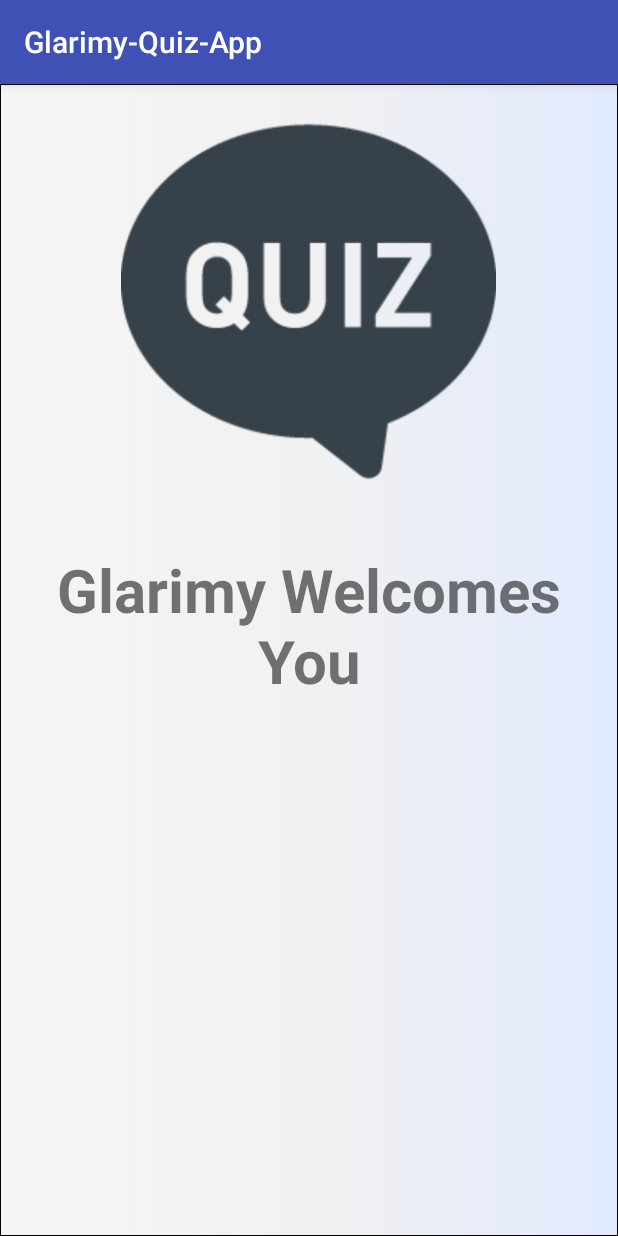
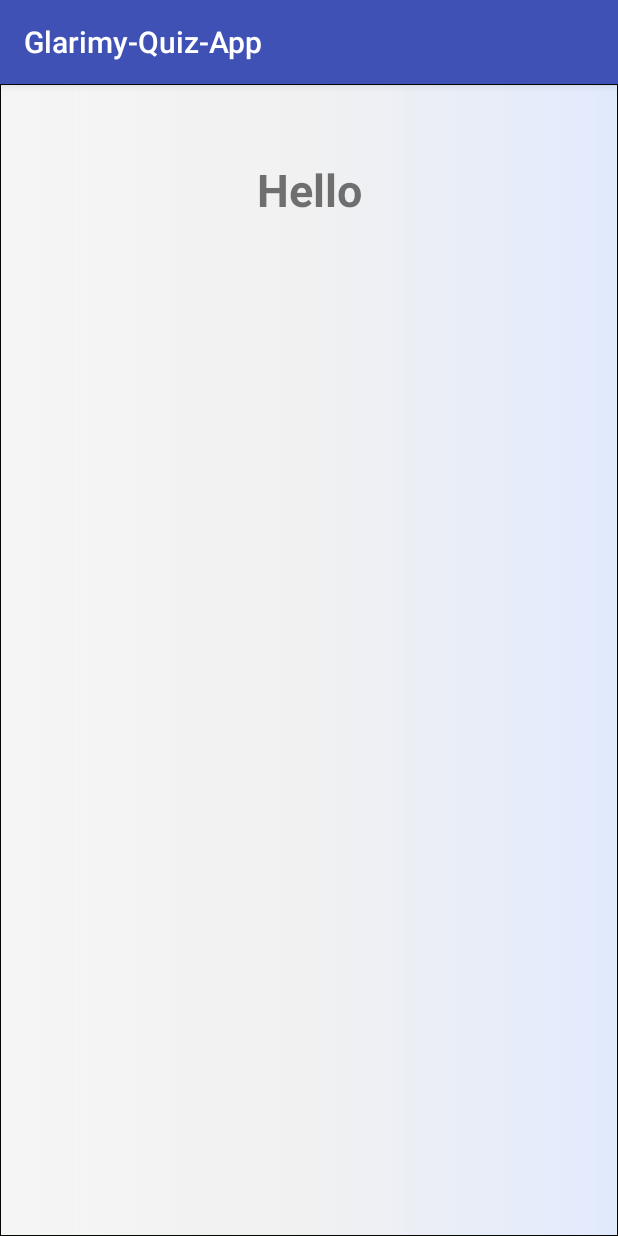
Before and after one commit to glarimy/glarimy-quiz-app, an Android app: the first screen one second after launch (splash before the commit, MainActivity after it), on a phone screen of 412 x 824 dp. Run offline under Robolectric (Android 15) with nearby library versions, the phone set to English and light mode, and no system bars.

```diff
--- a/app/src/main/java/com/glarimy/quiz/app/MainActivity.java
+++ b/app/src/main/java/com/glarimy/quiz/app/MainActivity.java
@@ -1,14 +1,45 @@
 package com.glarimy.quiz.app;
 
+import android.content.Context;
 import android.support.v7.app.AppCompatActivity;
 import android.os.Bundle;
 
+import com.glarimy.quiz.service.QuestionService;
 public class MainActivity extends AppCompatActivity
 {
+    /**
+     * <h1>onCreate</h1>
+     * onCreate implements an application that
+     * simply calls QuestionService interface.
+     * @param savedInstanceState is reference to bundle object .
+     * @return Nothing.
+     *
+     *
+     *
+     * @since   2018-05-09
+     */
     @Override
     protected void onCreate(Bundle savedInstanceState)
     {
         super.onCreate(savedInstanceState);
         setContentView(R.layout.activity_main);
+        QuestionService questionService=new QuestionService() {
+            @Override
+            public int get() {
+                return 0;
+            }
+
+            @Override
+            public int getAnswer() {
+                return 0;
+            }
+
+            @Override
+            public boolean isConntected(Context context) {
+                return false;
+            }
+        };
+        questionService.isConntected(this);
     }
+
 }
--- a/app/src/main/java/com/glarimy/quiz/app/splash.java
+++ /dev/null
@@ -1,25 +0,0 @@
-package com.glarimy.quiz.app;
-
-import android.content.Intent;
-import android.os.Handler;
-import android.support.v7.app.AppCompatActivity;
-import android.os.Bundle;
-
-public class splash extends AppCompatActivity
-{
-    @Override
-    protected void onCreate(Bundle savedInstanceState)
-    {
-        super.onCreate(savedInstanceState);
-        setContentView(R.layout.activity_splash);
-        Handler handler=new Handler();
-        handler.postDelayed(new Runnable()
-        {
-            @Override
-            public void run() {
-                startActivity(new Intent(splash.this,MainActivity.class));
-                finish();
-            }
-        },4000);
-    }
-}
--- a/app/src/main/res/layout/activity_splash.xml
+++ /dev/null
@@ -1,30 +0,0 @@
-<?xml version="1.0" encoding="utf-8"?>
-<LinearLayout xmlns:android="http://schemas.android.com/apk/res/android"
-    xmlns:app="http://schemas.android.com/apk/res-auto"
-    xmlns:tools="http://schemas.android.com/tools"
-    android:layout_width="match_parent"
-    android:orientation="vertical"
-    android:background="@drawable/layout_background"
-    android:layout_height="match_parent"
-    tools:context=".splash">
-
-    <ImageView
-        android:id="@+id/imageView2"
-        android:layout_width="250dp"
-        android:layout_height="250dp"
-        android:layout_marginTop="20dp"
-        android:src="@drawable/quiz"
-        android:layout_gravity="center"/>
-
-    <TextView
-        android:id="@+id/textView2"
-        android:layout_width="match_parent"
-        android:layout_height="wrap_content"
-        android:gravity="center"
-        android:textStyle="bold"
-        android:textSize="40sp"
-        android:layout_marginTop="40dp"
-        android:text="@string/splash_text"/>
-
-
-</LinearLayout>
```
Also changed, not shown: app/src/main/AndroidManifest.xml (+5 -5 lines), app/src/main/java/com/glarimy/quiz/service/QuestionService.java (added, +84 -0 lines), app/src/main/java/com/glarimy/quiz/service/ScoringService.java (added, +24 -0 lines).
